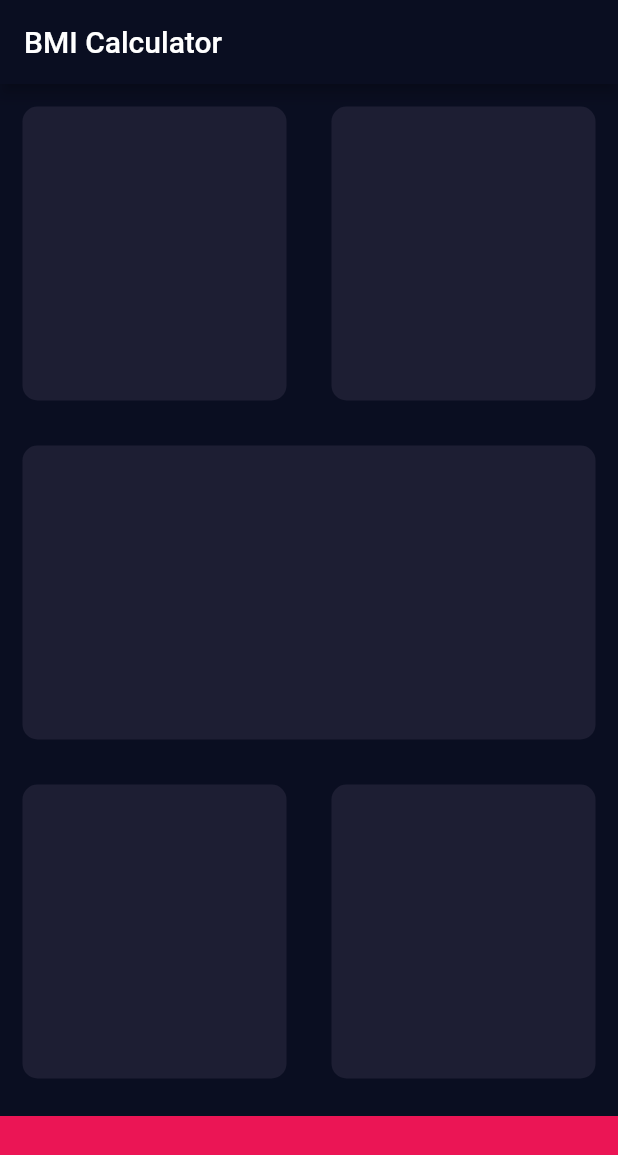
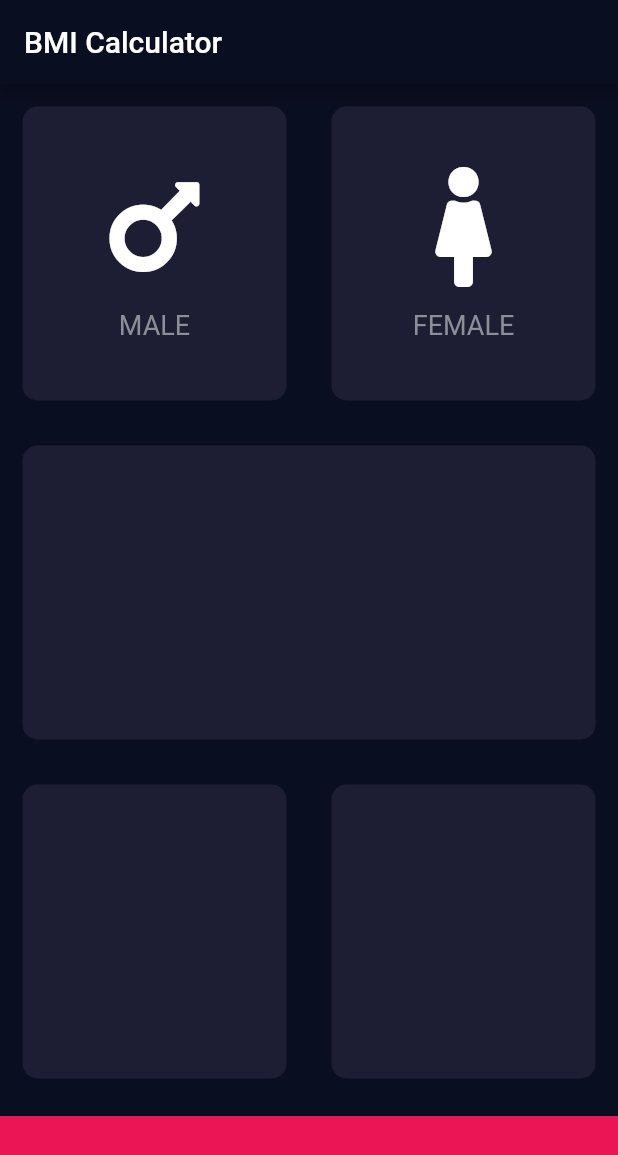
Before and after one commit to jlemanski1/BMI-Calculator, a Flutter app: the screen it shows after launch, on a phone screen of 412 x 824 dp. Shown: the top 1155 px of the screen. Run offline on Flutter 3.47's test engine with Material 2 defaults, Android fonts, the phone set to English and light mode, and no system bars; our stand-ins replace font_awesome_flutter.

Commit message:
Created custom widget for large icon cards

```diff
--- a/bmi_calculator/lib/input_page.dart
+++ b/bmi_calculator/lib/input_page.dart
@@ -1,4 +1,5 @@
 import 'package:flutter/material.dart';
+import 'package:font_awesome_flutter/font_awesome_flutter.dart';
 
 // Active (MainPage) Card
 const activeCardColour = Color(0xFF1D1E33);
@@ -27,10 +28,20 @@ class _InputPageState extends State<InputPage> {
             children: <Widget>[
               Expanded(child: MainPageCard(
                 colour: activeCardColour,
+                cardChild: GenderCard(
+                  cardIconData: FontAwesomeIcons.mars,
+                  iconSize: 80.0,
+                  cardText: 'MALE',
+                ),
                 ),
               ),
               Expanded(child: MainPageCard(
                 colour: activeCardColour,
+                cardChild: GenderCard(
+                  cardIconData: FontAwesomeIcons.female,
+                  iconSize: 80.0,
+                  cardText: 'FEMALE',
+                ),
                 ),
               ),
             ],
@@ -63,6 +74,33 @@ class _InputPageState extends State<InputPage> {
   }
 }
 
+class GenderCard extends StatelessWidget {
+  final IconData cardIconData;
+  final double iconSize;
+  final String cardText;
+
+  GenderCard({@required this.cardIconData, this.iconSize, this.cardText});
+
+  @override
+  Widget build(BuildContext context) {
+    return Column(
+      mainAxisAlignment: MainAxisAlignment.center,
+      children: <Widget>[
+        Icon(
+          cardIconData,
+          size: iconSize,
+        ),
+        SizedBox(
+          height: 15.0,
+        ),
+        Text(cardText, style: TextStyle(
+          fontSize: 18.0, color: Color(0xFF8D8E98)
+        ))
+      ],
+    );
+  }
+}
+
 
 class MainPageCard extends StatelessWidget {
   final Color colour;
```
Also changed, not shown: bmi_calculator/pubspec.yaml (+1 -26 lines), bmi_calculator/pubspec.lock, 15 other files.
